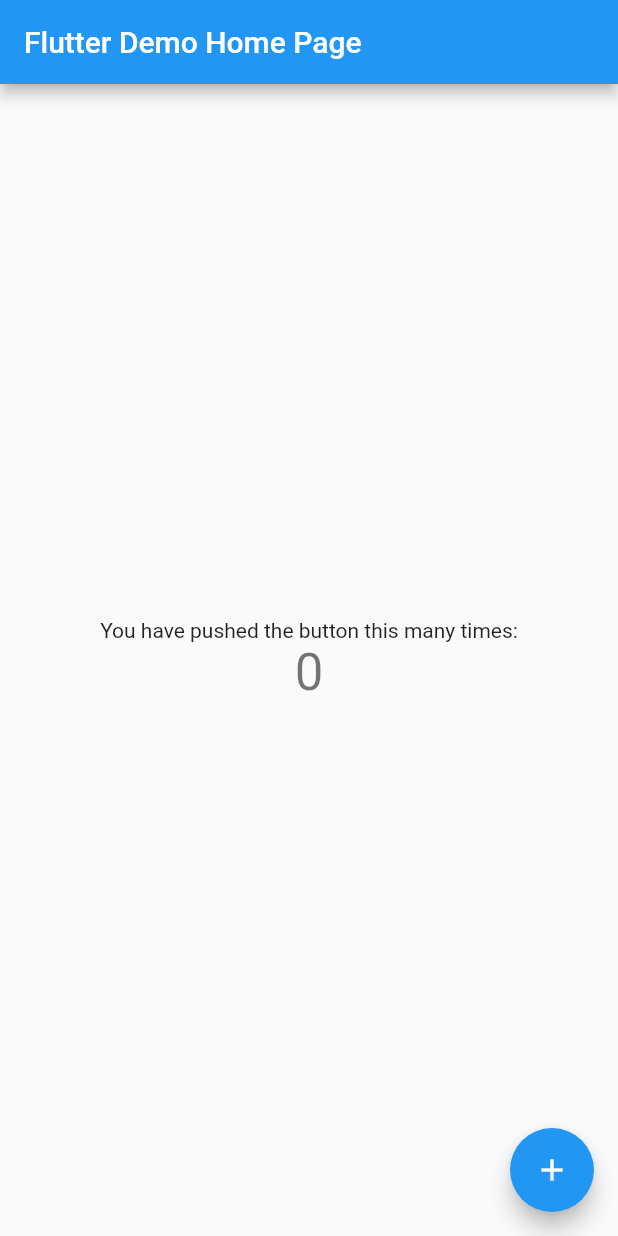
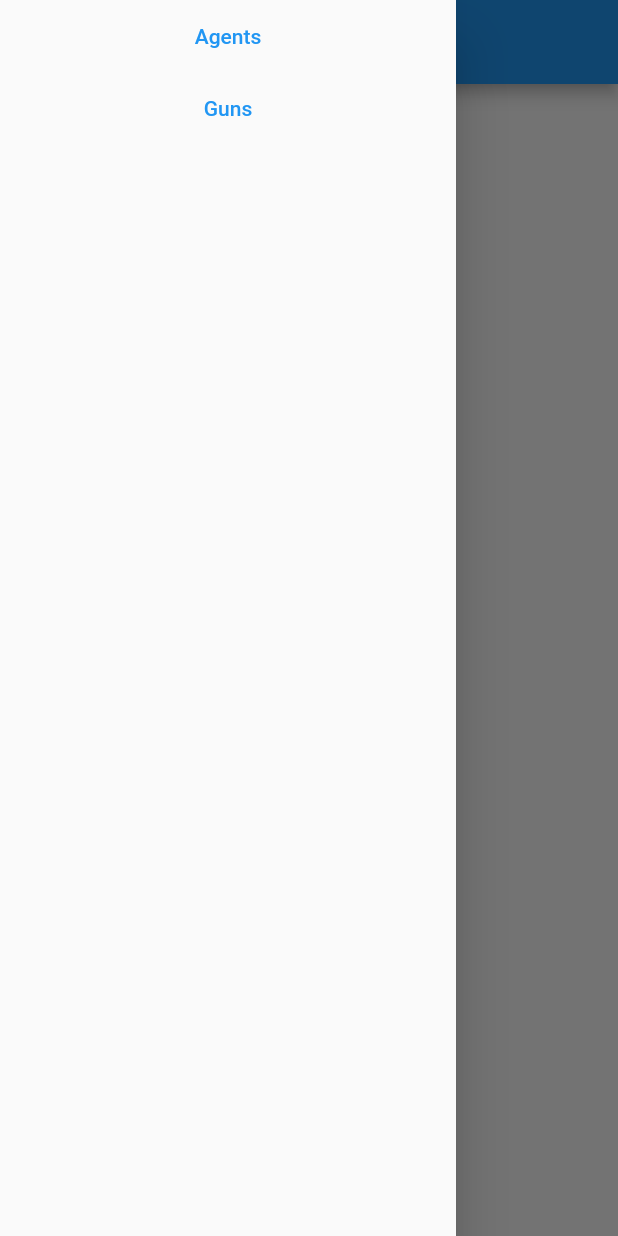
Before and after one commit to MukolaShiyak/Valorant_app, a Flutter app: the screen it shows after launch, with the side drawer open (before the commit the screen has no drawer), on a phone screen of 412 x 824 dp. Run offline on Flutter 3.47's test engine with Material 2 defaults, Android fonts, the phone set to English and light mode, and no system bars; our stand-ins replace dio, flutter_bloc, flutter_hooks, get_it, logger.

Commit message:
add injector, app_router, app_routes, dio_factory, logger_interceptor, app_bloc_observer, constants, agent_details_page, agents_list_page, guns_list_page, guns_details_page, app_navigation_drawer, main_app_bar, main_page_layout

```diff
--- a/lib/main.dart
+++ b/lib/main.dart
@@ -1,115 +1,32 @@
 import 'package:flutter/material.dart';
+import 'package:flutter_bloc/flutter_bloc.dart';
 
-void main() {
+import 'src/core/utils/constants.dart';
+import 'src/config/routes/app_router.dart';
+import 'src/core/utils/app_bloc_observer.dart';
+import 'src/injector.dart';
+
+void main() async {
+  WidgetsFlutterBinding.ensureInitialized();
+
+  await initializeDependencies();
+
+  Bloc.observer = AppBlocObserver();
+
   runApp(const MyApp());
 }
 
 class MyApp extends StatelessWidget {
   const MyApp({super.key});
 
-  // This widget is the root of your application.
   @override
   Widget build(BuildContext context) {
     return MaterialApp(
-      title: 'Flutter Demo',
+      title: kMaterialAppTitle,
       theme: ThemeData(
-        // This is the theme of your application.
-        //
-        // Try running your application with "flutter run". You'll see the
-        // application has a blue toolbar. Then, without quitting the app, try
-        // changing the primarySwatch below to Colors.green and then invoke
-        // "hot reload" (press "r" in the console where you ran "flutter run",
-        // or simply save your changes to "hot reload" in a Flutter IDE).
-        // Notice that the counter didn't reset back to zero; the application
-        // is not restarted.
         primarySwatch: Colors.blue,
       ),
-      home: const MyHomePage(title: 'Flutter Demo Home Page'),
+      onGenerateRoute: AppRouter.onGenerateRoute,
     );
   }
 }
-
-class MyHomePage extends StatefulWidget {
-  const MyHomePage({super.key, required this.title});
-
-  // This widget is the home page of your application. It is stateful, meaning
-  // that it has a State object (defined below) that contains fields that affect
-  // how it looks.
-
-  // This class is the configuration for the state. It holds the values (in this
-  // case the title) provided by the parent (in this case the App widget) and
-  // used by the build method of the State. Fields in a Widget subclass are
-  // always marked "final".
-
-  final String title;
-
-  @override
-  State<MyHomePage> createState() => _MyHomePageState();
-}
-
-class _MyHomePageState extends State<MyHomePage> {
-  int _counter = 0;
-
-  void _incrementCounter() {
-    setState(() {
-      // This call to setState tells the Flutter framework that something has
-      // changed in this State, which causes it to rerun the build method below
-      // so that the display can reflect the updated values. If we changed
-      // _counter without calling setState(), then the build method would not be
-      // called again, and so nothing would appear to happen.
-      _counter++;
-    });
-  }
-
-  @override
-  Widget build(BuildContext context) {
-    // This method is rerun every time setState is called, for instance as done
-    // by the _incrementCounter method above.
-    //
-    // The Flutter framework has been optimized to make rerunning build methods
-    // fast, so that you can just rebuild anything that needs updating rather
-    // than having to individually change instances of widgets.
-    return Scaffold(
-      appBar: AppBar(
-        // Here we take the value from the MyHomePage object that was created by
-        // the App.build method, and use it to set our appbar title.
-        title: Text(widget.title),
-      ),
-      body: Center(
-        // Center is a layout widget. It takes a single child and positions it
-        // in the middle of the parent.
-        child: Column(
-          // Column is also a layout widget. It takes a list of children and
-          // arranges them vertically. By default, it sizes itself to fit its
-          // children horizontally, and tries to be as tall as its parent.
-          //
-          // Invoke "debug painting" (press "p" in the console, choose the
-          // "Toggle Debug Paint" action from the Flutter Inspector in Android
-          // Studio, or the "Toggle Debug Paint" command in Visual Studio Code)
-          // to see the wireframe for each widget.
-          //
-          // Column has various properties to control how it sizes itself and
-          // how it positions its children. Here we use mainAxisAlignment to
-          // center the children vertically; the main axis here is the vertical
-          // axis because Columns are vertical (the cross axis would be
-          // horizontal).
-          mainAxisAlignment: MainAxisAlignment.center,
-          children: <Widget>[
-            const Text(
-              'You have pushed the button this many times:',
-            ),
-            Text(
-              '$_counter',
-              style: Theme.of(context).textTheme.headlineMedium,
-            ),
-          ],
-        ),
-      ),
-      floatingActionButton: FloatingActionButton(
-        onPressed: _incrementCounter,
-        tooltip: 'Increment',
-        child: const Icon(Icons.add),
-      ), // This trailing comma makes auto-formatting nicer for build methods.
-    );
-  }
-}
--- /dev/null
+++ b/lib/src/config/routes/app_router.dart
@@ -0,0 +1,24 @@
+import 'package:flutter/material.dart';
+
+import 'app_routes.dart';
+import '/src/presentation/pages/agents_list/agents_list_page.dart';
+import '/src/presentation/pages/agent_details/agent_details_page.dart';
+
+class AppRouter {
+  static Route? onGenerateRoute(RouteSettings settings) {
+    switch (settings.name) {
+      case AppRoutes.root:
+        return _materialRoute(const AgentsListPage());
+
+      case AppRoutes.agentDetails:
+        return _materialRoute(const AgentDetailsPage());
+
+      default:
+        return null;
+    }
+  }
+
+  static Route<dynamic> _materialRoute(Widget view) {
+    return MaterialPageRoute(builder: (_) => view);
+  }
+}
--- /dev/null
+++ b/lib/src/config/routes/app_routes.dart
@@ -0,0 +1,8 @@
+class AppRoutes {
+  AppRoutes._();
+
+  static const String root = '/';
+  static const String agentDetails = '/agent_details';
+  static const String gunDetails = '/gun_details';
+  static const String gunsList = '/guns_list';
+}
--- /dev/null
+++ b/lib/src/core/utils/constants.dart
@@ -0,0 +1,6 @@
+const String kMaterialAppTitle = 'Valorant App';
+
+const String kAgentsListTitle = 'Agents';
+
+//API
+const String kBaseUrl = 'put-base-url-here';
--- /dev/null
+++ b/lib/src/presentation/pages/agents_list/agents_list_page.dart
@@ -0,0 +1,36 @@
+import 'package:flutter/material.dart';
+import 'package:flutter_hooks/flutter_hooks.dart';
+
+import '/src/config/routes/app_routes.dart';
+import '/src/core/utils/constants.dart';
+import '/src/presentation/widgets/app_bars/main_app_bar.dart';
+import '/src/presentation/widgets/layouts/main_page_layout.dart';
+import '/src/presentation/widgets/navigation_drawer.dart';
+
+class AgentsListPage extends HookWidget {
+  const AgentsListPage({super.key});
+
+  @override
+  Widget build(BuildContext context) {
+    return const AgentsListView();
+  }
+}
+
+class AgentsListView extends StatelessWidget {
+  const AgentsListView({super.key});
+
+  @override
+  Widget build(BuildContext context) {
+    return MainPageLayout(
+      drawer: AppNavigationDrawer(),
+      appBar: MainAppBar(title: kAgentsListTitle),
+      body: Center(
+        child: TextButton(
+            onPressed: () {
+              Navigator.of(context).pushNamed(AppRoutes.agentDetails);
+            },
+            child: Text('Agent Details')),
+      ),
+    );
+  }
+}
--- /dev/null
+++ b/lib/src/presentation/widgets/app_bars/main_app_bar.dart
@@ -0,0 +1,23 @@
+import 'package:flutter/material.dart';
+import 'package:flutter_hooks/flutter_hooks.dart';
+
+class MainAppBar extends HookWidget implements PreferredSizeWidget {
+  MainAppBar({
+    super.key,
+    this.height = kToolbarHeight,
+    required this.title,
+  }) : preferredSize = Size.fromHeight(height);
+
+  @override
+  final Size preferredSize;
+
+  final double height;
+  final String title;
+
+  @override
+  Widget build(BuildContext context) {
+    return AppBar(
+      title: Text(title),
+    );
+  }
+}
--- /dev/null
+++ b/lib/src/presentation/widgets/layouts/main_page_layout.dart
@@ -0,0 +1,24 @@
+import 'package:flutter/material.dart';
+import 'package:flutter_hooks/flutter_hooks.dart';
+
+class MainPageLayout extends HookWidget {
+  const MainPageLayout({
+    super.key,
+    this.appBar,
+    required this.body,
+    this.drawer,
+  });
+
+  final PreferredSizeWidget? appBar;
+  final Widget body;
+  final Widget? drawer;
+
+  @override
+  Widget build(BuildContext context) {
+    return Scaffold(
+      appBar: appBar,
+      body: body,
+      drawer: drawer,
+    );
+  }
+}
--- /dev/null
+++ b/lib/src/presentation/widgets/navigation_drawer.dart
@@ -0,0 +1,24 @@
+import 'package:flutter/material.dart';
+import 'package:flutter_hooks/flutter_hooks.dart';
+
+class AppNavigationDrawer extends HookWidget {
+  const AppNavigationDrawer({super.key});
+
+  @override
+  Widget build(BuildContext context) {
+    return NavigationDrawer(
+      children: [
+        TextButton(
+            onPressed: () {
+              print('on agents');
+            },
+            child: Text('Agents')),
+        TextButton(
+            onPressed: () {
+              print('on guns');
+            },
+            child: Text('Guns')),
+      ],
+    );
+  }
+}
--- a/pubspec.yaml
+++ b/pubspec.yaml
@@ -35,6 +35,11 @@ dependencies:
   # The following adds the Cupertino Icons font to your application.
   # Use with the CupertinoIcons class for iOS style icons.
   cupertino_icons: ^1.0.2
+  flutter_bloc: ^8.1.1
+  get_it: ^7.2.0
+  dio: ^4.0.6
+  logger: ^1.1.0
+  flutter_hooks: ^0.18.5+1
 
 dev_dependencies:
   flutter_test:
```
Also changed, not shown: lib/src/core/services/dio/dio_factory.dart (added, +21 -0 lines), lib/src/core/services/dio/logger_interceptor.dart (added, +35 -0 lines), lib/src/core/utils/app_bloc_observer.dart (added, +15 -0 lines), lib/src/injector.dart (added, +12 -0 lines), lib/src/presentation/pages/agent_details/agent_details_page.dart (added, +29 -0 lines), lib/src/presentation/pages/gun_details/gun_details_page.dart (added, +20 -0 lines), lib/src/presentation/pages/guns_list/guns_list_page.dart (added, +20 -0 lines), pubspec.lock.
